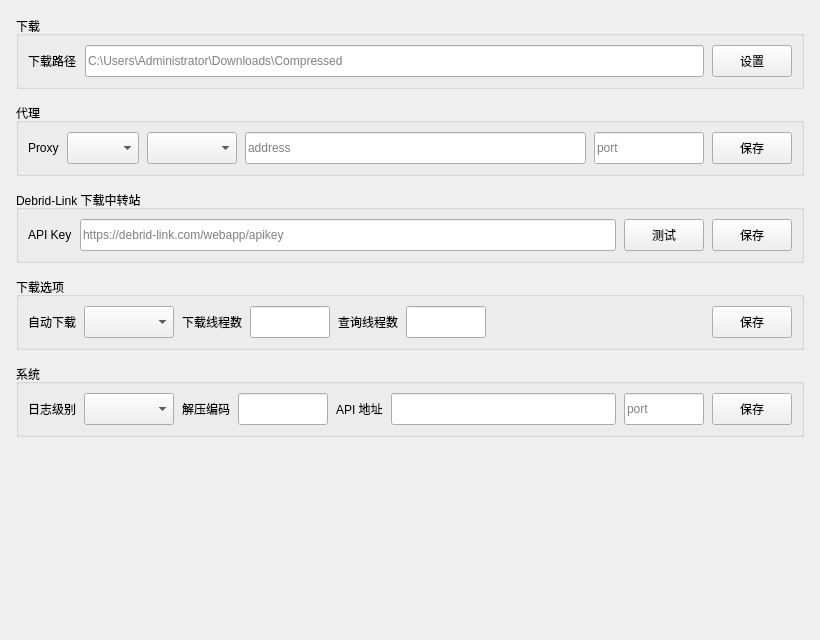
Before: the Qt Designer form src/QTui/ui_file/setting.ui in henntaidesu/DLsite_Anime-sharing_download, drawn with Qt 5.
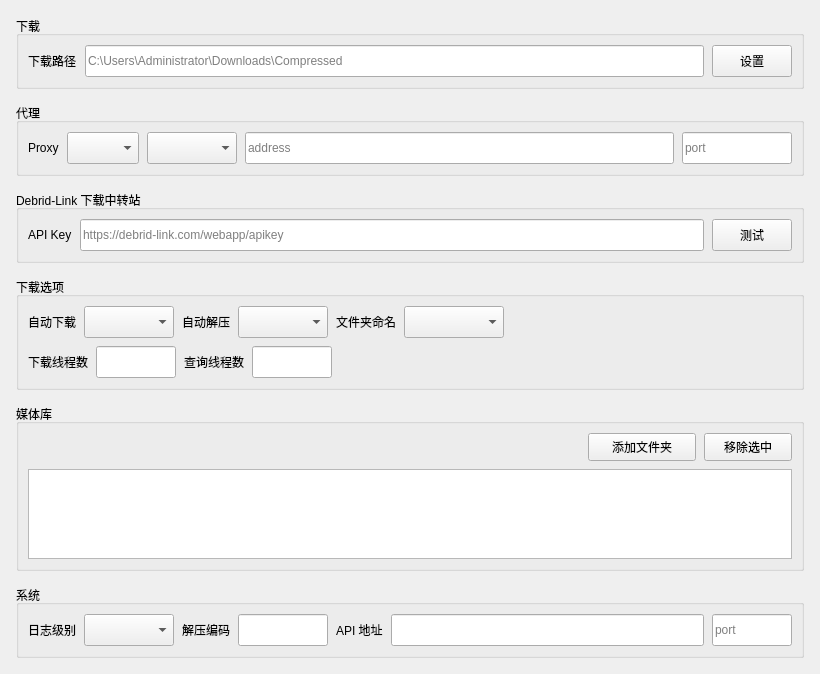
After: the same form once the commit is applied.

Commit message: 添加媒体库

Patch:
```diff
--- a/src/QTui/ui_file/setting.ui
+++ b/src/QTui/ui_file/setting.ui
@@ -149,19 +149,6 @@
          </property>
         </widget>
        </item>
-       <item>
-        <widget class="QPushButton" name="ProxySaveButton">
-         <property name="minimumSize">
-          <size>
-           <width>72</width>
-           <height>32</height>
-          </size>
-         </property>
-         <property name="text">
-          <string>保存</string>
-         </property>
-        </widget>
-       </item>
       </layout>
      </widget>
     </item>
@@ -213,19 +200,6 @@
          </property>
         </widget>
        </item>
-       <item>
-        <widget class="QPushButton" name="DebridSaveButton">
-         <property name="minimumSize">
-          <size>
-           <width>72</width>
-           <height>32</height>
-          </size>
-         </property>
-         <property name="text">
-          <string>保存</string>
-         </property>
-        </widget>
-       </item>
       </layout>
      </widget>
     </item>
@@ -234,7 +208,12 @@
       <property name="title">
        <string>下载选项</string>
       </property>
-      <layout class="QHBoxLayout" name="otherLayout">
+      <layout class="QVBoxLayout" name="otherLayout">
+       <property name="spacing">
+        <number>8</number>
+       </property>
+       <item>
+        <layout class="QHBoxLayout" name="otherRow1">
        <property name="spacing">
         <number>8</number>
        </property>
@@ -259,6 +238,66 @@
         </widget>
        </item>
        <item>
+          <widget class="QLabel" name="autoUnzipLabel">
+           <property name="text">
+            <string>自动解压</string>
+           </property>
+           <property name="class" stdset="0">
+            <string>caption</string>
+           </property>
+          </widget>
+         </item>
+         <item>
+          <widget class="QComboBox" name="if_auto_unzip">
+           <property name="minimumSize">
+            <size>
+             <width>90</width>
+             <height>32</height>
+            </size>
+           </property>
+          </widget>
+         </item>
+         <item>
+          <widget class="QLabel" name="folderNameLabel">
+           <property name="text">
+            <string>文件夹命名</string>
+           </property>
+           <property name="class" stdset="0">
+            <string>caption</string>
+           </property>
+          </widget>
+         </item>
+         <item>
+          <widget class="QComboBox" name="folder_name_choose">
+           <property name="minimumSize">
+            <size>
+             <width>100</width>
+             <height>32</height>
+            </size>
+           </property>
+          </widget>
+         </item>
+         <item>
+          <spacer name="otherRow1Spacer">
+           <property name="orientation">
+            <enum>Qt::Horizontal</enum>
+           </property>
+           <property name="sizeHint" stdset="0">
+            <size>
+             <width>40</width>
+             <height>20</height>
+            </size>
+           </property>
+          </spacer>
+         </item>
+        </layout>
+       </item>
+       <item>
+        <layout class="QHBoxLayout" name="otherRow2">
+         <property name="spacing">
+          <number>8</number>
+         </property>
+         <item>
         <widget class="QLabel" name="label_5">
          <property name="text">
           <string>下载线程数</string>
@@ -323,16 +362,89 @@
          </property>
         </spacer>
        </item>
+        </layout>
+       </item>
+      </layout>
+     </widget>
+    </item>
        <item>
-        <widget class="QPushButton" name="OtherSaveButton">
+     <widget class="QGroupBox" name="mediaLibGroup">
+      <property name="title">
+       <string>媒体库</string>
+      </property>
+      <layout class="QVBoxLayout" name="mediaLibLayout">
+       <property name="spacing">
+        <number>8</number>
+       </property>
+       <item>
+        <layout class="QHBoxLayout" name="mediaLibHeader">
+         <property name="spacing">
+          <number>8</number>
+         </property>
+         <item>
+          <widget class="QLabel" name="media_lib_status">
+           <property name="text">
+            <string/>
+           </property>
+           <property name="class" stdset="0">
+            <string>caption</string>
+           </property>
+          </widget>
+         </item>
+         <item>
+          <spacer name="mediaLibSpacer">
+           <property name="orientation">
+            <enum>Qt::Horizontal</enum>
+           </property>
+           <property name="sizeHint" stdset="0">
+            <size>
+             <width>40</width>
+             <height>20</height>
+            </size>
+           </property>
+          </spacer>
+         </item>
+         <item>
+          <widget class="QPushButton" name="media_lib_add_button">
          <property name="minimumSize">
           <size>
-           <width>72</width>
-           <height>32</height>
+             <width>108</width>
+             <height>28</height>
           </size>
          </property>
          <property name="text">
-          <string>保存</string>
+            <string>添加文件夹</string>
+           </property>
+          </widget>
+         </item>
+         <item>
+          <widget class="QPushButton" name="media_lib_remove_button">
+           <property name="minimumSize">
+            <size>
+             <width>88</width>
+             <height>28</height>
+            </size>
+           </property>
+           <property name="text">
+            <string>移除选中</string>
+           </property>
+          </widget>
+         </item>
+        </layout>
+       </item>
+       <item>
+        <widget class="QListWidget" name="media_lib_list">
+         <property name="minimumSize">
+          <size>
+           <width>0</width>
+           <height>90</height>
+          </size>
+         </property>
+         <property name="maximumSize">
+          <size>
+           <width>16777215</width>
+           <height>140</height>
+          </size>
          </property>
         </widget>
        </item>
@@ -433,19 +545,6 @@
          </property>
         </widget>
        </item>
-       <item>
-        <widget class="QPushButton" name="SystemSaveButton">
-         <property name="minimumSize">
-          <size>
-           <width>72</width>
-           <height>32</height>
-          </size>
-         </property>
-         <property name="text">
-          <string>保存</string>
-         </property>
-        </widget>
-       </item>
       </layout>
      </widget>
     </item>
```
Lines whose indentation alone changed are shown as unchanged. The commit also changes 16 other files.
